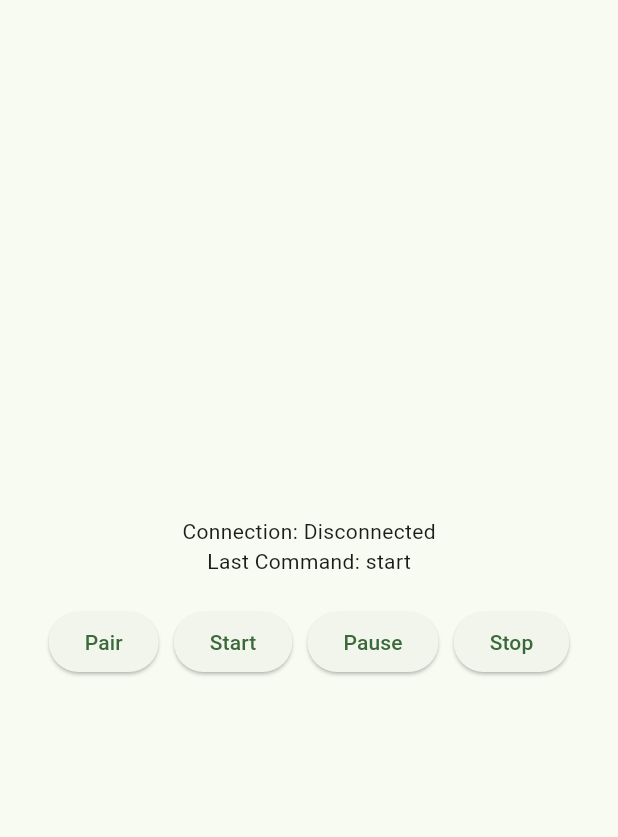
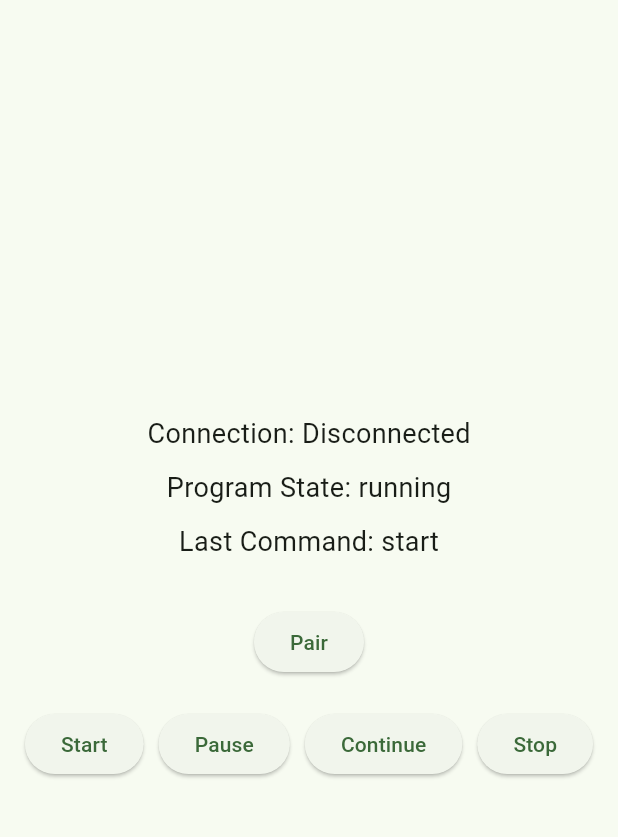
Before and after one commit to PallaviDule/iot-helmet-app, a Flutter app: the HelmetControlScreen screen opened directly, after a tap on "Start", on a phone screen of 412 x 824 dp, the part 63-900 px from its top. Run offline on Flutter 3.47's test engine with Material 3 defaults, Android fonts, the phone set to English and light mode, and no system bars; network calls fail; statements that could not run were skipped.

Commit message:
connect to node

```diff
--- a/client/lib/pages/helmet_control_screen.dart
+++ b/client/lib/pages/helmet_control_screen.dart
@@ -3,41 +3,75 @@ import 'package:provider/provider.dart';
 import '../providers/helmetProvider.dart';
 
 class HelmetControlScreen extends StatelessWidget {
-  const HelmetControlScreen({super.key});
+  const HelmetControlScreen({Key? key}) : super(key: key);
 
   @override
   Widget build(BuildContext context) {
-    final helmetProvider = Provider.of<HelmetProvider>(context);
+    final provider = Provider.of<HelmetProvider>(context);
 
     return Scaffold(
-      appBar: AppBar(title: const Text("Helmet Control")),
-      body: Center(
+      appBar: AppBar(
+        title: const Text('Helmet Control'),
+      ),
+      body: Padding(
+        padding: const EdgeInsets.all(16.0),
         child: Column(
           mainAxisAlignment: MainAxisAlignment.center,
           children: [
-            Text('Connection: ${helmetProvider.connectionStatus}'),
-            Text('Last Command: ${helmetProvider.lastCommand}'),
-            const SizedBox(height: 20),
+            // Connection Status
+            Text(
+              'Connection: ${provider.connectionStatus}',
+              style: const TextStyle(fontSize: 18),
+            ),
+            const SizedBox(height: 10),
+
+            // Program State
+            Text(
+              'Program State: ${provider.programState.toString().split('.').last}',
+              style: const TextStyle(fontSize: 18),
+            ),
+            const SizedBox(height: 10),
+
+            // Last Command
+            Text(
+              'Last Command: ${provider.lastCommand}',
+              style: const TextStyle(fontSize: 18),
+            ),
+            const SizedBox(height: 30),
+
+            // Buttons Row 1: Pair
             Row(
               mainAxisAlignment: MainAxisAlignment.center,
               children: [
                 ElevatedButton(
-                  onPressed: helmetProvider.connect,
+                  onPressed: provider.connect,
                   child: const Text('Pair'),
                 ),
-                const SizedBox(width: 10),
+              ],
+            ),
+            const SizedBox(height: 20),
+
+            // Buttons Row 2: Start, Pause, Continue, Stop
+            Row(
+              mainAxisAlignment: MainAxisAlignment.center,
+              children: [
                 ElevatedButton(
-                  onPressed: () => helmetProvider.send('start'),
+                  onPressed: () => provider.sendCommand('start'),
                   child: const Text('Start'),
                 ),
                 const SizedBox(width: 10),
                 ElevatedButton(
-                  onPressed: () => helmetProvider.send('pause'),
+                  onPressed: () => provider.sendCommand('pause'),
                   child: const Text('Pause'),
                 ),
                 const SizedBox(width: 10),
                 ElevatedButton(
-                  onPressed: () => helmetProvider.send('stop'),
+                  onPressed: () => provider.sendCommand('continue'),
+                  child: const Text('Continue'),
+                ),
+                const SizedBox(width: 10),
+                ElevatedButton(
+                  onPressed: () => provider.sendCommand('stop'),
                   child: const Text('Stop'),
                 ),
               ],
--- a/client/lib/providers/helmetProvider.dart
+++ b/client/lib/providers/helmetProvider.dart
@@ -1,12 +1,16 @@
 import 'package:flutter/material.dart';
-import '../services/websocket_service.dart';
 import 'dart:convert';
 import 'package:http/http.dart' as http;
+import '../services/websocket_service.dart';
+
+enum ProgramState { idle, running, paused }
 
 class HelmetProvider with ChangeNotifier {
   final WebSocketService wsService;
+
   String connectionStatus = "Disconnected";
   String lastCommand = "None";
+  ProgramState programState = ProgramState.idle;
 
   HelmetProvider({required this.wsService});
 
@@ -19,6 +23,11 @@ class HelmetProvider with ChangeNotifier {
       if (data['status'] != null) {
         connectionStatus = data['status'];
         lastCommand = data['status'];
+
+        if (data['status'] == 'start') programState = ProgramState.running;
+        if (data['status'] == 'pause') programState = ProgramState.paused;
+        if (data['status'] == 'stop') programState = ProgramState.idle;
+
         notifyListeners();
       }
     }, onError: (error) {
@@ -30,11 +39,34 @@ class HelmetProvider with ChangeNotifier {
     });
   }
 
-  void send(String command) {
+  void sendCommand(String command) {
     wsService.sendCommand(command);
     lastCommand = command;
+
+    if (command == 'start') programState = ProgramState.running;
+    if (command == 'pause') programState = ProgramState.paused;
+    if (command == 'stop') programState = ProgramState.idle;
+
     notifyListeners();
-    logCommandToServer(command);
+
+    // Send to Node.js server
+    _sendToServer(command);
+  }
+
+  Future<void> _sendToServer(String command) async {
+    final url = Uri.parse('http://localhost:3000/command');
+    final payload = {
+      "user": "user123",
+      "command": command,
+      "timestamp": DateTime.now().toIso8601String()
+    };
+    try {
+      await http.post(url,
+          headers: {"Content-Type": "application/json"},
+          body: jsonEncode(payload));
+    } catch (e) {
+      print("Error sending command to server: $e");
+    }
   }
 
   void disconnect() {
@@ -42,26 +74,4 @@ class HelmetProvider with ChangeNotifier {
     connectionStatus = "Disconnected";
     notifyListeners();
   }
-
-  Future<void> logCommandToServer(String command) async {
-  final url = Uri.parse('http://localhost:3000/command');
-  final payload = {
-    "user": "user123",
-    "command": command,
-    "timestamp": DateTime.now().toUtc().toIso8601String(),
-  };
-
-  try {
-    final response = await http.post(
-      url,
-      headers: {"Content-Type": "application/json"},
-      body: jsonEncode(payload),
-    );
-    if (response.statusCode != 200) {
-      print("Failed to log command: ${response.body}");
-    }
-  } catch (e) {
-    print("Error logging command: $e");
-  }
 }
-}
```
